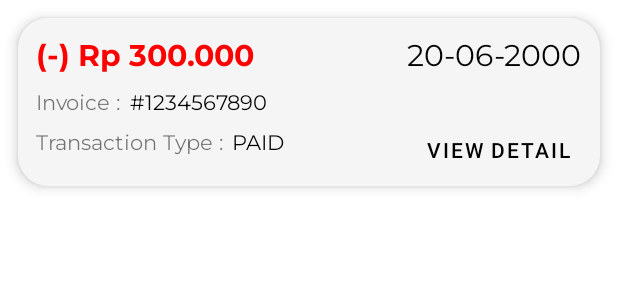
After one commit to debugger04/Project_NMP, an Android app: the layout layout_card_history.xml on its own in the app's theme, with its tools: preview values and no code run, on a phone screen of 412 x 824 dp. The commit adds this screen. Shown: the top 300 px of the screen. Run offline under Robolectric (Android 15) with nearby library versions, the phone set to English and light mode, and no system bars.

Commit message:
layout card history done

```diff
--- a/shoppa/app/src/main/res/layout/activity_main.xml
+++ b/shoppa/app/src/main/res/layout/activity_main.xml
@@ -10,7 +10,10 @@
         android:id="@+id/viewPager"
         android:layout_width="match_parent"
         android:layout_height="match_parent"
-        tools:layout_editor_absoluteY="731dp" />
+        app:layout_constraintBottom_toBottomOf="parent"
+        app:layout_constraintEnd_toEndOf="parent"
+        app:layout_constraintStart_toStartOf="parent"
+        app:layout_constraintTop_toTopOf="parent" />
 
     <com.google.android.material.bottomnavigation.BottomNavigationView
         android:id="@+id/bottomNav"
--- a/shoppa/app/src/main/res/layout/activity_sign_up.xml
+++ b/shoppa/app/src/main/res/layout/activity_sign_up.xml
@@ -127,7 +127,7 @@
         android:layout_width="0dp"
         android:layout_height="wrap_content"
         android:layout_marginStart="32dp"
-        android:layout_marginTop="128dp"
+        android:layout_marginTop="80dp"
         android:layout_marginEnd="32dp"
         android:fontFamily="@font/montserrat"
         android:text="Sign Up"
--- /dev/null
+++ b/shoppa/app/src/main/res/layout/layout_card_history.xml
@@ -0,0 +1,111 @@
+<?xml version="1.0" encoding="utf-8"?>
+<androidx.constraintlayout.widget.ConstraintLayout
+    xmlns:android="http://schemas.android.com/apk/res/android"
+    xmlns:app="http://schemas.android.com/apk/res-auto"
+    android:layout_width="match_parent"
+    android:layout_height="match_parent">
+
+    <androidx.cardview.widget.CardView
+        android:layout_width="match_parent"
+        android:layout_height="112dp"
+        android:layout_marginStart="12dp"
+        android:layout_marginTop="12dp"
+        android:layout_marginEnd="12dp"
+        app:cardBackgroundColor="@color/gray"
+        app:cardCornerRadius="20dp"
+        app:cardElevation="5dp"
+        app:layout_constraintEnd_toEndOf="parent"
+        app:layout_constraintStart_toStartOf="parent"
+        app:layout_constraintTop_toTopOf="parent">
+
+        <androidx.constraintlayout.widget.ConstraintLayout
+            android:layout_width="match_parent"
+            android:layout_height="match_parent">
+
+            <TextView
+                android:id="@+id/textView16"
+                android:layout_width="wrap_content"
+                android:layout_height="wrap_content"
+                android:layout_marginStart="12dp"
+                android:layout_marginTop="12dp"
+                android:fontFamily="@font/montserrat_bold"
+                android:text="(-) Rp 300.000"
+                android:textColor="@color/red"
+                android:textSize="20sp"
+                app:layout_constraintStart_toStartOf="parent"
+                app:layout_constraintTop_toTopOf="parent" />
+
+            <TextView
+                android:id="@+id/textView17"
+                android:layout_width="wrap_content"
+                android:layout_height="wrap_content"
+                android:layout_marginTop="12dp"
+                android:layout_marginEnd="12dp"
+                android:fontFamily="@font/montserrat"
+                android:text="20-06-2000"
+                android:textColor="@color/black"
+                android:textSize="20sp"
+                app:layout_constraintEnd_toEndOf="parent"
+                app:layout_constraintTop_toTopOf="parent" />
+
+            <TextView
+                android:id="@+id/textView18"
+                android:layout_width="wrap_content"
+                android:layout_height="wrap_content"
+                android:layout_marginStart="12dp"
+                android:layout_marginTop="6dp"
+                android:fontFamily="@font/montserrat"
+                android:text="Invoice :"
+                app:layout_constraintStart_toStartOf="parent"
+                app:layout_constraintTop_toBottomOf="@+id/textView16" />
+
+            <TextView
+                android:id="@+id/textView22"
+                android:layout_width="wrap_content"
+                android:layout_height="wrap_content"
+                android:layout_marginStart="6dp"
+                android:layout_marginTop="6dp"
+                android:fontFamily="@font/montserrat"
+                android:text="#1234567890"
+                android:textColor="@color/black"
+                app:layout_constraintStart_toEndOf="@+id/textView18"
+                app:layout_constraintTop_toBottomOf="@+id/textView16" />
+
+            <TextView
+                android:id="@+id/textView19"
+                android:layout_width="wrap_content"
+                android:layout_height="wrap_content"
+                android:layout_marginStart="12dp"
+                android:layout_marginTop="6dp"
+                android:fontFamily="@font/montserrat"
+                android:text="Transaction Type :"
+                app:layout_constraintStart_toStartOf="parent"
+                app:layout_constraintTop_toBottomOf="@+id/textView18" />
+
+            <TextView
+                android:id="@+id/textView21"
+                android:layout_width="wrap_content"
+                android:layout_height="wrap_content"
+                android:layout_marginStart="6dp"
+                android:layout_marginTop="6dp"
+                android:fontFamily="@font/montserrat"
+                android:text="PAID"
+                android:textColor="@color/black"
+                app:layout_constraintStart_toEndOf="@+id/textView19"
+                app:layout_constraintTop_toBottomOf="@+id/textView18" />
+
+            <Button
+                android:id="@+id/button"
+                style="@style/Widget.MaterialComponents.Button.TextButton"
+                android:layout_width="wrap_content"
+                android:layout_height="wrap_content"
+                android:layout_marginEnd="12dp"
+                android:insetTop="0dp"
+                android:insetBottom="0dp"
+                android:text="View Detail"
+                app:cornerRadius="10dp"
+                app:layout_constraintBottom_toBottomOf="parent"
+                app:layout_constraintEnd_toEndOf="parent" />
+        </androidx.constraintlayout.widget.ConstraintLayout>
+    </androidx.cardview.widget.CardView>
+</androidx.constraintlayout.widget.ConstraintLayout>
--- a/shoppa/app/src/main/res/layout/layout_product_home.xml
+++ b/shoppa/app/src/main/res/layout/layout_product_home.xml
@@ -58,6 +58,7 @@
                 android:layout_height="wrap_content"
                 android:layout_marginStart="24dp"
                 android:layout_marginTop="6dp"
+                android:fontFamily="@font/montserrat"
                 android:text="Deskripsi singkat barang"
                 android:textColor="@color/black"
                 android:textSize="16sp"
--- a/shoppa/app/src/main/res/values/colors.xml
+++ b/shoppa/app/src/main/res/values/colors.xml
@@ -7,4 +7,6 @@
     <color name="teal_700">#FF018786</color>
     <color name="black">#FF000000</color>
     <color name="white">#FFFFFFFF</color>
+    <color name="gray">#f5f5f5</color>
+    <color name="red">#ff0000</color>
 </resources>
--- a/shoppa/app/src/main/res/values/themes.xml
+++ b/shoppa/app/src/main/res/values/themes.xml
@@ -3,12 +3,12 @@
     <style name="Theme.Shoppa" parent="Theme.MaterialComponents.DayNight.NoActionBar">
         <!-- Primary brand color. -->
         <item name="colorPrimary">@color/black</item>
-        <item name="colorPrimaryVariant">@color/purple_700</item>
+        <item name="colorPrimaryVariant">@color/black</item>
         <item name="colorOnPrimary">@color/white</item>
         <!-- Secondary brand color. -->
-        <item name="colorSecondary">@color/black</item>
-        <item name="colorSecondaryVariant">@color/teal_700</item>
-        <item name="colorOnSecondary">@color/black</item>
+        <item name="colorSecondary">@color/gray</item>
+        <item name="colorSecondaryVariant">@color/gray</item>
+        <item name="colorOnSecondary">@color/gray</item>
         <!-- Status bar color. -->
         <item name="android:statusBarColor" tools:targetApi="l">?attr/colorPrimaryVariant</item>
         <!-- Customize your theme here. -->
```
Also changed, not shown: shoppa/app/src/main/res/layout/layout_product_cart.xml (added, +113 -0 lines), 1 other file.
